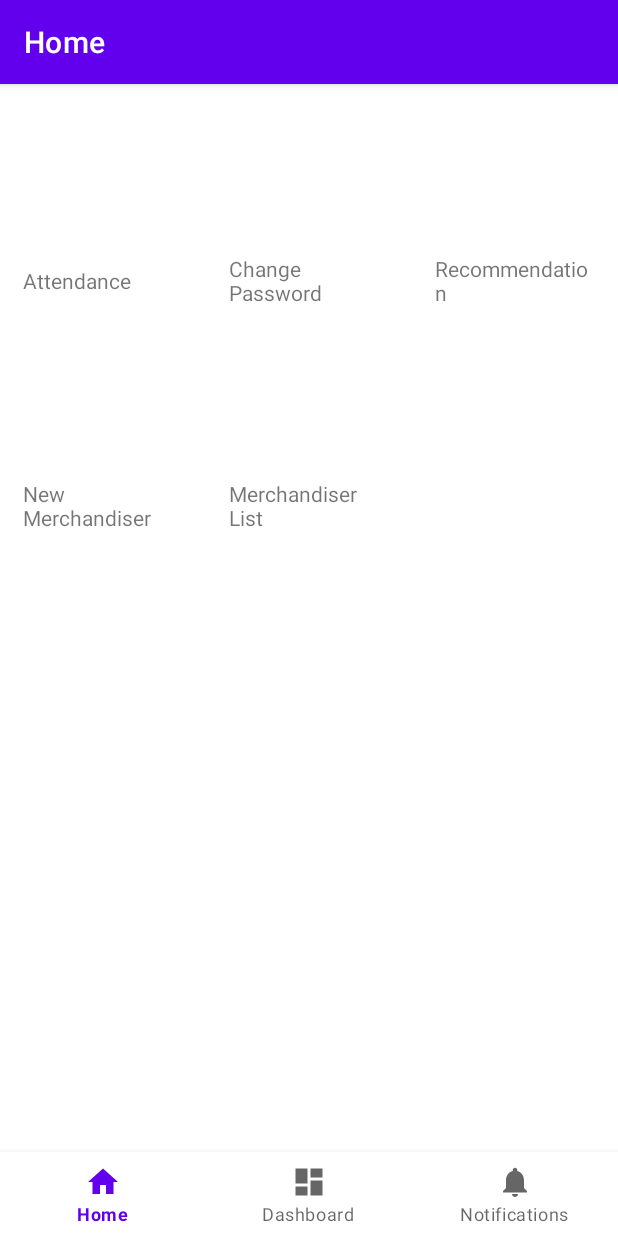
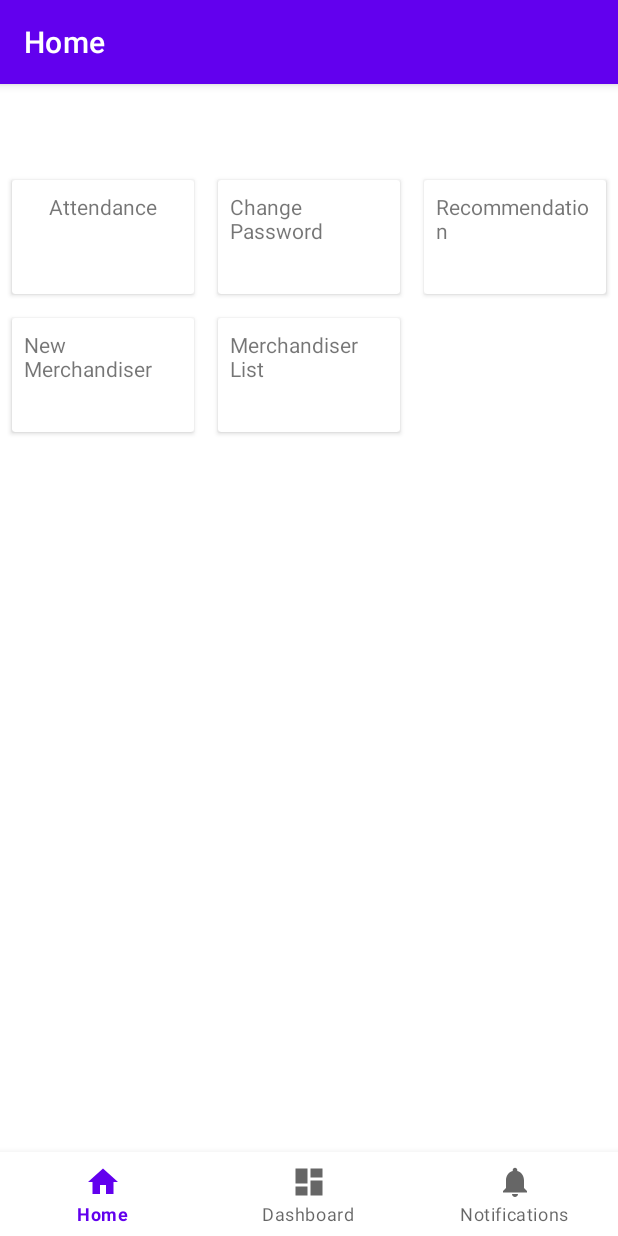
Before and after one commit to monir-shurjomukhi/shurjopay-agent-android, an Android app: the screen it shows after launch (MainActivity), on a phone screen of 412 x 824 dp. Run offline under Robolectric (Android 15) with nearby library versions, the phone set to English and light mode, and no system bars; our stand-ins replace navigation-ui.

Commit message:
Design RecyclerView as home menu ⇨ Tuesday December 28, 2021, 17:16:43

```diff
--- a/app/src/main/res/layout/recycler_view_home_menu.xml
+++ b/app/src/main/res/layout/recycler_view_home_menu.xml
@@ -2,20 +2,37 @@
 <RelativeLayout xmlns:android="http://schemas.android.com/apk/res/android"
     xmlns:app="http://schemas.android.com/apk/res-auto"
     xmlns:tools="http://schemas.android.com/tools"
-    android:layout_width="wrap_content"
-    android:layout_height="150dp">
+    android:layout_width="match_parent"
+    android:layout_height="wrap_content">
 
     <RelativeLayout
-        android:layout_width="wrap_content"
+        android:layout_width="match_parent"
         android:layout_height="wrap_content"
-        android:layout_centerInParent="true"
-        android:layout_margin="15dp">
+        android:layout_centerInParent="true">
 
-        <TextView
-            android:id="@+id/sysTvTitle"
-            android:layout_width="wrap_content"
+        <com.google.android.material.card.MaterialCardView
+            android:id="@+id/card"
+            android:layout_width="match_parent"
             android:layout_height="wrap_content"
-            android:layout_gravity="center"
-            android:text="Title" />
+            android:layout_margin="8dp"
+            app:cardBackgroundColor="@color/white"
+            app:cardCornerRadius="2dp"
+            app:cardElevation="2dp">
+
+            <LinearLayout
+                android:layout_width="match_parent"
+                android:layout_height="wrap_content"
+                android:layout_margin="8dp"
+                android:minHeight="60dp"
+                android:orientation="vertical">
+
+                <TextView
+                    android:id="@+id/sysTvTitle"
+                    android:layout_width="wrap_content"
+                    android:layout_height="wrap_content"
+                    android:layout_gravity="center"
+                    android:text="Title" />
+            </LinearLayout>
+        </com.google.android.material.card.MaterialCardView>
     </RelativeLayout>
 </RelativeLayout>
```
Also changed, not shown: 1 other file.
